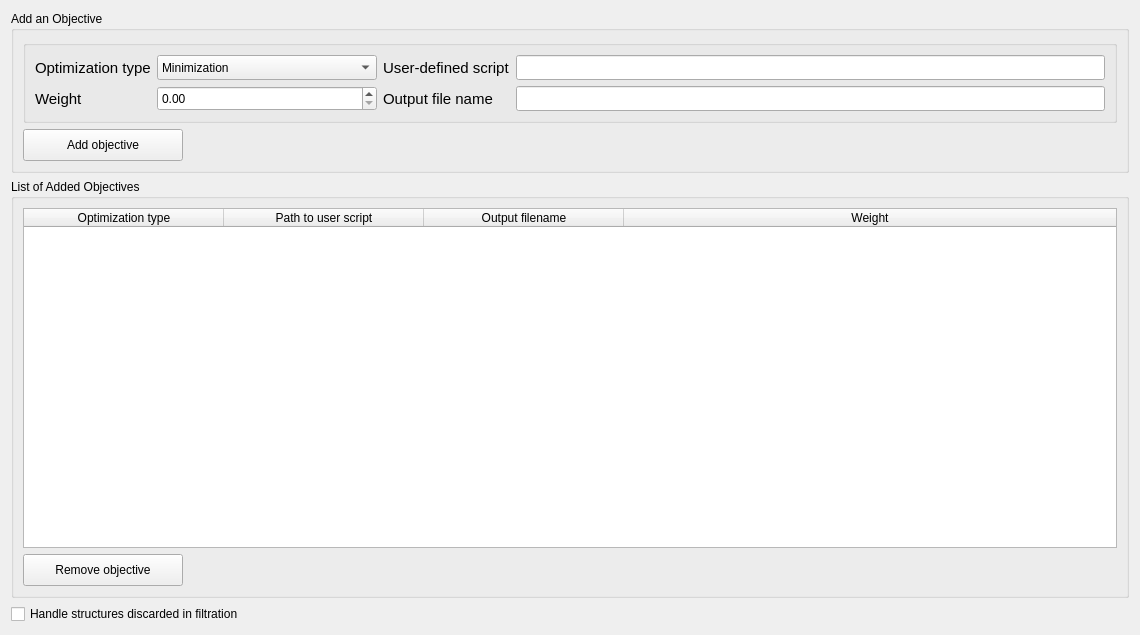
First picture: the form in src/xtalopt/ui/tab_mo.ui, repository xtalopt/XtalOpt, before the edit.
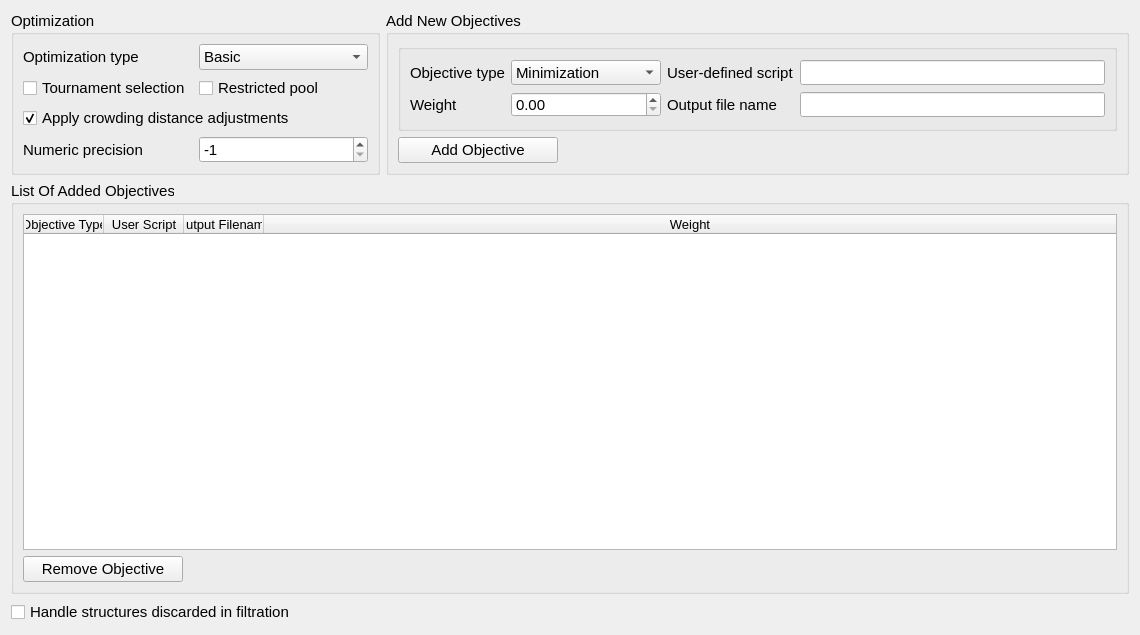
Second picture: the form after the edit.

Commit message: XtalOpt 14 (v14.0.0): variable-composition search and Pareto optimization

Diff of the .ui file:
```diff
--- a/src/xtalopt/ui/tab_mo.ui
+++ b/src/xtalopt/ui/tab_mo.ui
@@ -10,77 +10,35 @@
     <height>635</height>
    </rect>
   </property>
+  <property name="font">
+   <font>
+    <pointsize>11</pointsize>
+   </font>
+  </property>
+  <property name="focusPolicy">
+   <enum>Qt::StrongFocus</enum>
+  </property>
   <property name="windowTitle">
    <string>Form</string>
   </property>
   <layout class="QGridLayout" name="gridLayout_2">
-   <item row="2" column="0">
-    <widget class="QCheckBox" name="cb_redo_objectives">
-     <property name="mouseTracking">
-      <bool>true</bool>
-     </property>
-     <property name="focusPolicy">
-      <enum>Qt::StrongFocus</enum>
-     </property>
-     <property name="toolTip">
-      <string>&lt;html&gt;&lt;head/&gt;&lt;body&gt;&lt;p&gt;If selected, the code will perform the &amp;quot;jobFailAction&amp;quot; task for any structure that is marked for dismissing by a filtration objective.&lt;/p&gt;&lt;/body&gt;&lt;/html&gt;</string>
-     </property>
-     <property name="text">
-      <string>Handle structures discarded in filtration</string>
-     </property>
-     <property name="tristate">
-      <bool>false</bool>
-     </property>
-    </widget>
-   </item>
-   <item row="0" column="0" colspan="3">
+   <item row="0" column="1" colspan="2">
     <widget class="QGroupBox" name="groupBox">
+     <property name="font">
+      <font>
+       <pointsize>11</pointsize>
+      </font>
+     </property>
      <property name="title">
-      <string>Add an Objective</string>
+      <string>Add New Objectives</string>
      </property>
      <layout class="QGridLayout" name="gridLayout_3">
-      <item row="0" column="0">
+      <item row="1" column="0">
        <widget class="QGroupBox" name="groupBox_2">
         <property name="title">
          <string/>
         </property>
         <layout class="QGridLayout" name="gridLayout_4">
-         <item row="1" column="1">
-          <widget class="QLabel" name="label">
-           <property name="minimumSize">
-            <size>
-             <width>0</width>
-             <height>20</height>
-            </size>
-           </property>
-           <property name="font">
-            <font>
-             <pointsize>11</pointsize>
-            </font>
-           </property>
-           <property name="text">
-            <string>Optimization type</string>
-           </property>
-          </widget>
-         </item>
-         <item row="2" column="1">
-          <widget class="QLabel" name="label_3">
-           <property name="minimumSize">
-            <size>
-             <width>0</width>
-             <height>20</height>
-            </size>
-           </property>
-           <property name="font">
-            <font>
-             <pointsize>11</pointsize>
-            </font>
-           </property>
-           <property name="text">
-            <string>Weight</string>
-           </property>
-          </widget>
-         </item>
          <item row="2" column="4">
           <widget class="QLineEdit" name="line_output">
            <property name="sizePolicy">
@@ -91,7 +49,7 @@
            </property>
            <property name="minimumSize">
             <size>
-             <width>400</width>
+             <width>300</width>
              <height>25</height>
             </size>
            </property>
@@ -101,90 +59,24 @@
              <height>25</height>
             </size>
            </property>
-           <property name="toolTip">
-            <string>&lt;html&gt;&lt;head/&gt;&lt;body&gt;&lt;p&gt;Output file name that user-defined script generates. Basically, this is a text file that contains a digit (integer or float) as the &amp;quot;first entry&amp;quot; of its &amp;quot;first line&amp;quot;; which is being read by XtalOpt.&lt;/p&gt;&lt;p&gt;(1) This entry is ignored for Hardness:AFLOW-ML calculations.&lt;/p&gt;&lt;p&gt;(2) This entry should not contain any white space character in between.&lt;/p&gt;&lt;/body&gt;&lt;/html&gt;</string>
+           <property name="font">
+            <font>
+             <pointsize>11</pointsize>
+            </font>
            </property>
-           <property name="text">
-            <string/>
-           </property>
-          </widget>
-         </item>
-         <item row="1" column="4">
-          <widget class="QLineEdit" name="line_path">
-           <property name="sizePolicy">
-            <sizepolicy hsizetype="Expanding" vsizetype="Fixed">
-             <horstretch>0</horstretch>
-             <verstretch>0</verstretch>
-            </sizepolicy>
-           </property>
-           <property name="minimumSize">
-            <size>
-             <width>400</width>
-             <height>25</height>
-            </size>
-           </property>
-           <property name="maximumSize">
-            <size>
-             <width>1000</width>
-             <height>25</height>
-            </size>
-           </property>
            <property name="toolTip">
-            <string>&lt;html&gt;&lt;head/&gt;&lt;body&gt;&lt;p&gt;The user-defined &amp;quot;executable&amp;quot; script which performs the calculations for objective.&lt;/p&gt;&lt;p&gt;(1) This entry should include &amp;quot;abolute&amp;quot; path to avoid issues in locating the script.&lt;/p&gt;&lt;p&gt;(2) This field is mandatory for min/max/fil optimization types, but will be ignored for Hardness:AFLOW-ML calculations.&lt;/p&gt;&lt;p&gt;(3) For a remote job the script should be on the remote cluster, while for a local run it should be in a local path.&lt;/p&gt;&lt;p&gt;(4) This field should not contain any white space character in between.&lt;/p&gt;&lt;/body&gt;&lt;/html&gt;</string>
+            <string>&lt;html&gt;&lt;head/&gt;&lt;body&gt;&lt;p&gt;Output file name that user-defined script generates. Basically, this is a text file that contains a digit (integer or float) as the &amp;quot;first entry&amp;quot; of its &amp;quot;first line&amp;quot;; which is being read by XtalOpt.&lt;/p&gt;&lt;p&gt;This entry should not contain any white space character in between.&lt;/p&gt;&lt;/body&gt;&lt;/html&gt;</string>
            </property>
            <property name="text">
             <string/>
            </property>
           </widget>
          </item>
-         <item row="2" column="2">
-          <widget class="QDoubleSpinBox" name="sb_weight">
-           <property name="sizePolicy">
-            <sizepolicy hsizetype="Preferred" vsizetype="Fixed">
-             <horstretch>0</horstretch>
-             <verstretch>0</verstretch>
-            </sizepolicy>
-           </property>
-           <property name="minimumSize">
-            <size>
-             <width>220</width>
-             <height>25</height>
-            </size>
-           </property>
-           <property name="maximumSize">
-            <size>
-             <width>220</width>
-             <height>25</height>
-            </size>
-           </property>
-           <property name="mouseTracking">
-            <bool>true</bool>
-           </property>
-           <property name="focusPolicy">
-            <enum>Qt::StrongFocus</enum>
-           </property>
-           <property name="toolTip">
-            <string>&lt;html&gt;&lt;head/&gt;&lt;body&gt;&lt;p&gt;Optimization weight for the objective.&lt;/p&gt;&lt;p&gt;(1) This should be a float number, larger than or equal to 0.0, and less than or equal to 1.0.&lt;/p&gt;&lt;p&gt;(2) For &amp;quot;Filtration&amp;quot; task, this will be set to 0.0 by the code.&lt;/p&gt;&lt;p&gt;(3) Total weight for all objectives should be less than or equal to 1.0.&lt;/p&gt;&lt;p&gt;(4) If this is set to zero for any non-Filtration objective; that objective is being calculated but will not be included in the optimization.&lt;/p&gt;&lt;/body&gt;&lt;/html&gt;</string>
-           </property>
-           <property name="styleSheet">
-            <string notr="true"/>
-           </property>
-           <property name="buttonSymbols">
-            <enum>QAbstractSpinBox::UpDownArrows</enum>
-           </property>
-           <property name="maximum">
-            <double>1.000000000000000</double>
-           </property>
-           <property name="singleStep">
-            <double>0.050000000000000</double>
-           </property>
-          </widget>
-         </item>
          <item row="1" column="2">
           <widget class="QComboBox" name="combo_type">
            <property name="minimumSize">
             <size>
-             <width>220</width>
+             <width>150</width>
              <height>25</height>
             </size>
            </property>
@@ -194,6 +86,11 @@
              <height>25</height>
             </size>
            </property>
+           <property name="font">
+            <font>
+             <pointsize>11</pointsize>
+            </font>
+           </property>
            <property name="mouseTracking">
             <bool>true</bool>
            </property>
@@ -201,7 +98,7 @@
             <enum>Qt::StrongFocus</enum>
            </property>
            <property name="toolTip">
-            <string>&lt;html&gt;&lt;head/&gt;&lt;body&gt;&lt;p&gt;Optimization type for the objective. Possible options are:&lt;/p&gt;&lt;p&gt;1- Minimization&lt;/p&gt;&lt;p&gt;2- Maximization&lt;/p&gt;&lt;p&gt;3- Filtration&lt;/p&gt;&lt;p&gt;4- Hardness:AFLOW-ML &lt;/p&gt;&lt;/body&gt;&lt;/html&gt;</string>
+            <string>&lt;html&gt;&lt;head/&gt;&lt;body&gt;&lt;p&gt;Objective type from:&lt;/p&gt;&lt;p&gt;1- Minimization&lt;/p&gt;&lt;p&gt;2- Maximization&lt;/p&gt;&lt;p&gt;3- Filtration&lt;/p&gt;&lt;/body&gt;&lt;/html&gt;</string>
            </property>
            <property name="autoFillBackground">
             <bool>false</bool>
@@ -230,11 +127,6 @@
              <string>Filtration</string>
             </property>
            </item>
-           <item>
-            <property name="text">
-             <string>Hardness:AFLOW-ML</string>
-            </property>
-           </item>
           </widget>
          </item>
          <item row="2" column="3">
@@ -255,6 +147,39 @@
            </property>
           </widget>
          </item>
+         <item row="1" column="4">
+          <widget class="QLineEdit" name="line_path">
+           <property name="sizePolicy">
+            <sizepolicy hsizetype="Expanding" vsizetype="Fixed">
+             <horstretch>0</horstretch>
+             <verstretch>0</verstretch>
+            </sizepolicy>
+           </property>
+           <property name="minimumSize">
+            <size>
+             <width>300</width>
+             <height>25</height>
+            </size>
+           </property>
+           <property name="maximumSize">
+            <size>
+             <width>1000</width>
+             <height>25</height>
+            </size>
+           </property>
+           <property name="font">
+            <font>
+             <pointsize>11</pointsize>
+            </font>
+           </property>
+           <property name="toolTip">
+            <string>&lt;html&gt;&lt;head/&gt;&lt;body&gt;&lt;p&gt;The user-defined &amp;quot;executable&amp;quot; script which performs the calculations for objective.&lt;/p&gt;&lt;p&gt;(1) This entry should include &amp;quot;abolute&amp;quot; path to avoid issues in locating the script.&lt;/p&gt;&lt;p&gt;(2) This field is mandatory for all objectives.&lt;/p&gt;&lt;p&gt;(3) For a remote job the script should be on the remote cluster, while for a local run it should be in a local path.&lt;/p&gt;&lt;p&gt;(4) This field should not contain any white space character in between.&lt;/p&gt;&lt;/body&gt;&lt;/html&gt;</string>
+           </property>
+           <property name="text">
+            <string/>
+           </property>
+          </widget>
+         </item>
          <item row="1" column="3">
           <widget class="QLabel" name="label_2">
            <property name="minimumSize">
@@ -273,10 +198,94 @@
            </property>
           </widget>
          </item>
+         <item row="2" column="2">
+          <widget class="QDoubleSpinBox" name="sb_weight">
+           <property name="sizePolicy">
+            <sizepolicy hsizetype="Preferred" vsizetype="Fixed">
+             <horstretch>0</horstretch>
+             <verstretch>0</verstretch>
+            </sizepolicy>
+           </property>
+           <property name="minimumSize">
+            <size>
+             <width>150</width>
+             <height>25</height>
+            </size>
+           </property>
+           <property name="maximumSize">
+            <size>
+             <width>220</width>
+             <height>25</height>
+            </size>
+           </property>
+           <property name="font">
+            <font>
+             <pointsize>11</pointsize>
+            </font>
+           </property>
+           <property name="mouseTracking">
+            <bool>true</bool>
+           </property>
+           <property name="focusPolicy">
+            <enum>Qt::StrongFocus</enum>
+           </property>
+           <property name="toolTip">
+            <string>&lt;html&gt;&lt;head/&gt;&lt;body&gt;&lt;p&gt;Optimization weight for the objective.&lt;/p&gt;&lt;p&gt;(1) This should be a float number, larger than or equal to 0.0, and less than or equal to 1.0.&lt;/p&gt;&lt;p&gt;(2) For &amp;quot;Filtration&amp;quot; task, this must be set to 0.0.&lt;/p&gt;&lt;p&gt;(3) Total weight for all objectives should be less than or equal to 1.0.&lt;/p&gt;&lt;p&gt;(4) If this is set to zero for any non-Filtration objective; that objective is being calculated but will not be included in the optimization.&lt;/p&gt;&lt;/body&gt;&lt;/html&gt;</string>
+           </property>
+           <property name="styleSheet">
+            <string notr="true"/>
+           </property>
+           <property name="buttonSymbols">
+            <enum>QAbstractSpinBox::UpDownArrows</enum>
+           </property>
+           <property name="maximum">
+            <double>1.000000000000000</double>
+           </property>
+           <property name="singleStep">
+            <double>0.050000000000000</double>
+           </property>
+          </widget>
+         </item>
+         <item row="1" column="1">
+          <widget class="QLabel" name="label">
+           <property name="minimumSize">
+            <size>
+             <width>0</width>
+             <height>20</height>
+            </size>
+           </property>
+           <property name="font">
+            <font>
+             <pointsize>11</pointsize>
+            </font>
+           </property>
+           <property name="text">
+            <string>Objective type</string>
+           </property>
+          </widget>
+         </item>
+         <item row="2" column="1">
+          <widget class="QLabel" name="label_3">
+           <property name="minimumSize">
+            <size>
+             <width>0</width>
+             <height>20</height>
+            </size>
+           </property>
+           <property name="font">
+            <font>
+             <pointsize>11</pointsize>
+            </font>
+           </property>
+           <property name="text">
+            <string>Weight</string>
+           </property>
+          </widget>
+         </item>
         </layout>
        </widget>
       </item>
-      <item row="1" column="0">
+      <item row="3" column="0">
        <layout class="QHBoxLayout" name="horizontalLayout_5">
         <item>
          <widget class="QPushButton" name="push_addObjectives">
@@ -289,17 +298,22 @@
           <property name="minimumSize">
            <size>
             <width>160</width>
-            <height>32</height>
+            <height>25</height>
            </size>
           </property>
+          <property name="font">
+           <font>
+            <pointsize>11</pointsize>
+           </font>
+          </property>
           <property name="focusPolicy">
-           <enum>Qt::NoFocus</enum>
+           <enum>Qt::StrongFocus</enum>
           </property>
           <property name="toolTip">
            <string>&lt;html&gt;&lt;head/&gt;&lt;body&gt;&lt;p&gt;Add an objective:&lt;/p&gt;&lt;p&gt;(1) A zero weight for any objective results in calculation of that objective; but excluding that from optimization.&lt;/p&gt;&lt;p&gt;(2) Sum of the total weight for introduced objectives can't exceed 1.0.&lt;/p&gt;&lt;p&gt;(3) Path to script and output filename entries can't contain any white space character.&lt;/p&gt;&lt;/body&gt;&lt;/html&gt;</string>
           </property>
           <property name="text">
-           <string>Add objective</string>
+           <string>Add Objective</string>
           </property>
          </widget>
         </item>
@@ -321,16 +335,103 @@
      </layout>
     </widget>
    </item>
-   <item row="1" column="0" colspan="3">
+   <item row="3" column="0">
+    <widget class="QCheckBox" name="cb_redo_objectives">
+     <property name="font">
+      <font>
+       <pointsize>11</pointsize>
+      </font>
+     </property>
+     <property name="mouseTracking">
+      <bool>true</bool>
+     </property>
+     <property name="focusPolicy">
+      <enum>Qt::StrongFocus</enum>
+     </property>
+     <property name="toolTip">
+      <string>&lt;html&gt;&lt;head/&gt;&lt;body&gt;&lt;p&gt;If selected, the code will perform the &amp;quot;jobFailAction&amp;quot; task for any structure that is marked for dismissing by a filtration objective.&lt;/p&gt;&lt;/body&gt;&lt;/html&gt;</string>
+     </property>
+     <property name="text">
+      <string>Handle structures discarded in filtration</string>
+     </property>
+     <property name="tristate">
+      <bool>false</bool>
+     </property>
+    </widget>
+   </item>
+   <item row="2" column="0" colspan="3">
     <widget class="QGroupBox" name="groupBox_12">
+     <property name="minimumSize">
+      <size>
+       <width>0</width>
+       <height>0</height>
+      </size>
+     </property>
+     <property name="font">
+      <font>
+       <pointsize>11</pointsize>
+      </font>
+     </property>
      <property name="title">
-      <string>List of Added Objectives</string>
+      <string>List Of Added Objectives</string>
      </property>
      <layout class="QGridLayout" name="gridLayout">
-      <item row="0" column="0">
+      <item row="2" column="0">
+       <layout class="QHBoxLayout" name="horizontalLayout_6">
+        <item>
+         <widget class="QPushButton" name="push_removeObjectives">
+          <property name="sizePolicy">
+           <sizepolicy hsizetype="Fixed" vsizetype="Fixed">
+            <horstretch>0</horstretch>
+            <verstretch>0</verstretch>
+           </sizepolicy>
+          </property>
+          <property name="minimumSize">
+           <size>
+            <width>160</width>
+            <height>25</height>
+           </size>
+          </property>
+          <property name="font">
+           <font>
+            <pointsize>11</pointsize>
+           </font>
+          </property>
+          <property name="focusPolicy">
+           <enum>Qt::StrongFocus</enum>
+          </property>
+          <property name="toolTip">
+           <string>&lt;html&gt;&lt;head/&gt;&lt;body&gt;&lt;p&gt;Remove the selected objective from the list.&lt;/p&gt;&lt;/body&gt;&lt;/html&gt;</string>
+          </property>
+          <property name="text">
+           <string>Remove Objective</string>
+          </property>
+         </widget>
+        </item>
+        <item>
+         <spacer name="horizontalSpacer_2">
+          <property name="orientation">
+           <enum>Qt::Horizontal</enum>
+          </property>
+          <property name="sizeHint" stdset="0">
+           <size>
+            <width>40</width>
+            <height>20</height>
+           </size>
+          </property>
+         </spacer>
+        </item>
+       </layout>
+      </item>
+      <item row="1" column="0">
        <widget class="QTableWidget" name="table_objectives">
+        <property name="font">
+         <font>
+          <pointsize>10</pointsize>
+         </font>
+        </property>
         <property name="focusPolicy">
-         <enum>Qt::NoFocus</enum>
+         <enum>Qt::StrongFocus</enum>
         </property>
         <property name="editTriggers">
          <set>QAbstractItemView::NoEditTriggers</set>
@@ -354,10 +455,10 @@
          <bool>true</bool>
         </attribute>
         <attribute name="horizontalHeaderMinimumSectionSize">
-         <number>200</number>
+         <number>20</number>
         </attribute>
         <attribute name="horizontalHeaderDefaultSectionSize">
-         <number>200</number>
+         <number>80</number>
         </attribute>
         <attribute name="horizontalHeaderHighlightSections">
          <bool>false</bool>
@@ -368,72 +469,202 @@
         <attribute name="horizontalHeaderStretchLastSection">
          <bool>true</bool>
         </attribute>
+        <attribute name="verticalHeaderVisible">
+         <bool>false</bool>
+        </attribute>
+        <attribute name="verticalHeaderMinimumSectionSize">
+         <number>23</number>
+        </attribute>
         <attribute name="verticalHeaderDefaultSectionSize">
-         <number>30</number>
+         <number>23</number>
         </attribute>
         <column>
          <property name="text">
-          <string>Optimization type</string>
+          <string>Objective Type</string>
          </property>
+         <property name="font">
+          <font>
+           <pointsize>10</pointsize>
+          </font>
+         </property>
         </column>
         <column>
          <property name="text">
-          <string>Path to user script</string>
+          <string>User Script</string>
          </property>
+         <property name="font">
+          <font>
+           <pointsize>10</pointsize>
+          </font>
+         </property>
         </column>
         <column>
          <property name="text">
-          <string>Output filename</string>
+          <string>Output Filename</string>
+         </property>
+         <property name="font">
+          <font>
+           <pointsize>10</pointsize>
+          </font>
          </property>
         </column>
         <column>
          <property name="text">
           <string>Weight</string>
          </property>
+         <property name="font">
+          <font>
+           <pointsize>10</pointsize>
+          </font>
+         </property>
         </column>
        </widget>
       </item>
+     </layout>
+    </widget>
+   </item>
+   <item row="0" column="0">
+    <widget class="QGroupBox" name="groupBox_3">
+     <property name="font">
+      <font>
+       <pointsize>11</pointsize>
+      </font>
+     </property>
+     <property name="toolTip">
+      <string/>
+     </property>
+     <property name="title">
+      <string>Optimization</string>
+     </property>
+     <layout class="QGridLayout" name="gridLayout_5">
+      <item row="0" column="1">
+       <widget class="QComboBox" name="combo_optType">
+        <property name="font">
+         <font>
+          <pointsize>11</pointsize>
+         </font>
+        </property>
+        <property name="focusPolicy">
+         <enum>Qt::StrongFocus</enum>
+        </property>
+        <property name="toolTip">
+         <string>&lt;html&gt;&lt;head/&gt;&lt;body&gt;&lt;p&gt;Specify the optimization type from the following options:&lt;/p&gt;&lt;p&gt;(1) Basic: the parent selection is based on the &amp;quot;weighted sum of normalized objective(s) value&amp;quot; that is represented by the (generalized) scalar fitness function.&lt;/p&gt;&lt;p&gt;(2) Pareto: the parent selection is performed through Pareto optimization, i.e., performing a non-dominated sorting (and optionally applying crowding distances). The rank/distance information are then used to choose a parent structure by a &amp;quot;binary tournament selection&amp;quot; from two randomly chosen structures from the pool.&lt;/p&gt;&lt;p&gt;For tournament selection in Pareto optimization, if the &amp;quot;Restricted pool&amp;quot; is checked the choice of two random structures will be made from the top &amp;quot;pool size&amp;quot; number of structures from the entire pool.&lt;/p&gt;&lt;p&gt;Also, if the &amp;quot;Tournament selection&amp;quot; is un-checked, the rank/distance information are converted to a scalar fitness function for the selection of a new parent.&lt;/p&gt;&lt;/body&gt;&lt;/html&gt;</string>
+        </property>
+        <property name="editable">
+         <bool>false</bool>
+        </property>
+        <item>
+         <property name="text">
+          <string>Basic</string>
+         </property>
+        </item>
+        <item>
+         <property name="text">
+          <string>Pareto</string>
+         </property>
+        </item>
+       </widget>
+      </item>
+      <item row="4" column="0">
+       <widget class="QLabel" name="label_6">
+        <property name="font">
+         <font>
+          <pointsize>11</pointsize>
+         </font>
+        </property>
+        <property name="text">
+         <string>Numeric precision</string>
+        </property>
+       </widget>
+      </item>
+      <item row="3" column="0" colspan="2">
+       <widget class="QCheckBox" name="cb_crowding">
+        <property name="font">
+         <font>
+          <pointsize>11</pointsize>
+         </font>
+        </property>
+        <property name="focusPolicy">
+         <enum>Qt::StrongFocus</enum>
+        </property>
+        <property name="toolTip">
+         <string>&lt;html&gt;&lt;head/&gt;&lt;body&gt;&lt;p&gt;For the case of Pareto optimization, check (uncheck) for using (not using) crowding distances correction to probabilities.&lt;/p&gt;&lt;p&gt;&lt;br/&gt;For &amp;quot;Basic&amp;quot; optimization, this is irrelevant.&lt;/p&gt;&lt;/body&gt;&lt;/html&gt;</string>
+        </property>
+        <property name="text">
+         <string>Apply crowding distance adjustments</string>
+        </property>
+        <property name="checked">
+         <bool>true</bool>
+        </property>
+       </widget>
+      </item>
+      <item row="0" column="0">
+       <widget class="QLabel" name="label_5">
+        <property name="font">
+         <font>
+          <pointsize>11</pointsize>
+         </font>
+        </property>
+        <property name="toolTip">
+         <string/>
+        </property>
+        <property name="text">
+         <string>Optimization type</string>
+        </property>
+       </widget>
+      </item>
+      <item row="4" column="1">
+       <widget class="QSpinBox" name="sb_prec">
+        <property name="minimumSize">
+         <size>
+          <width>0</width>
+          <height>25</height>
+         </size>
+        </property>
+        <property name="font">
+         <font>
+          <pointsize>11</pointsize>
+         </font>
+        </property>
+        <property name="focusPolicy">
+         <enum>Qt::StrongFocus</enum>
+        </property>
+        <property name="toolTip">
+         <string>&lt;html&gt;&lt;head/&gt;&lt;body&gt;&lt;p&gt;The percision, in terms of number of decimal digits, used to specify all objective values in calculating the structures' fitness, hence, probability of them being selected for generating an offspring structure.&lt;/p&gt;&lt;p&gt;This is in particular important if Pareto optimization is used.&lt;/p&gt;&lt;p&gt;If the precision is set to &amp;quot;-1&amp;quot;, the numerical values will be used as is, i.e., no rounding is performed.&lt;/p&gt;&lt;p&gt;Default: -1 (no rounding)&lt;/p&gt;&lt;/body&gt;&lt;/html&gt;</string>
+        </property>
+        <property name="suffix">
+         <string/>
+        </property>
+        <property name="minimum">
+         <number>-1</number>
+        </property>
+        <property name="maximum">
+         <number>24</number>
+        </property>
+        <property name="value">
+         <number>-1</number>
+        </property>
+       </widget>
+      </item>
       <item row="1" column="0">
-       <layout class="QHBoxLayout" name="horizontalLayout_6">
-        <item>
-         <widget class="QPushButton" name="push_removeObjectives">
-          <property name="sizePolicy">
-           <sizepolicy hsizetype="Fixed" vsizetype="Fixed">
-            <horstretch>0</horstretch>
-            <verstretch>0</verstretch>
-           </sizepolicy>
-          </property>
-          <property name="minimumSize">
-           <size>
-            <width>160</width>
-            <height>32</height>
-           </size>
-          </property>
-          <property name="focusPolicy">
-           <enum>Qt::NoFocus</enum>
-          </property>
-          <property name="toolTip">
-           <string>&lt;html&gt;&lt;head/&gt;&lt;body&gt;&lt;p&gt;Remove the selected objective from the list.&lt;/p&gt;&lt;/body&gt;&lt;/html&gt;</string>
-          </property>
-          <property name="text">
-           <string>Remove objective</string>
-          </property>
-         </widget>
-        </item>
-        <item>
-         <spacer name="horizontalSpacer_2">
-          <property name="orientation">
-           <enum>Qt::Horizontal</enum>
-          </property>
-          <property name="sizeHint" stdset="0">
-           <size>
-            <width>40</width>
-            <height>20</height>
-           </size>
-          </property>
-         </spacer>
-        </item>
-       </layout>
+       <widget class="QCheckBox" name="cb_tournament">
+        <property name="toolTip">
+         <string>&lt;html&gt;&lt;head/&gt;&lt;body&gt;&lt;p&gt;Use the &amp;quot;binary tournament selection&amp;quot; in Pareto optimization, instead of converting the rank/distance information to a scalar fitness function.&lt;/p&gt;&lt;/body&gt;&lt;/html&gt;</string>
+        </property>
+        <property name="text">
+         <string>Tournament selection</string>
+        </property>
+       </widget>
+      </item>
+      <item row="1" column="1">
+       <widget class="QCheckBox" name="cb_restrictPool">
+        <property name="toolTip">
+         <string>&lt;html&gt;&lt;head/&gt;&lt;body&gt;&lt;p&gt;Applicable only when &amp;quot;tournament selection&amp;quot; is checked; if checked the selection will be done from up to &amp;quot;pool size&amp;quot; number of the &amp;quot;best&amp;quot; structures, instead of randomly choosing the parent structure from the entire pool.&lt;/p&gt;&lt;/body&gt;&lt;/html&gt;</string>
+        </property>
+        <property name="text">
+         <string>Restricted pool</string>
+        </property>
+       </widget>
       </item>
      </layout>
     </widget>
```
Left out of the diff: 6 changed lines with no effect on the pictures. The commit also changes 461 other files.
